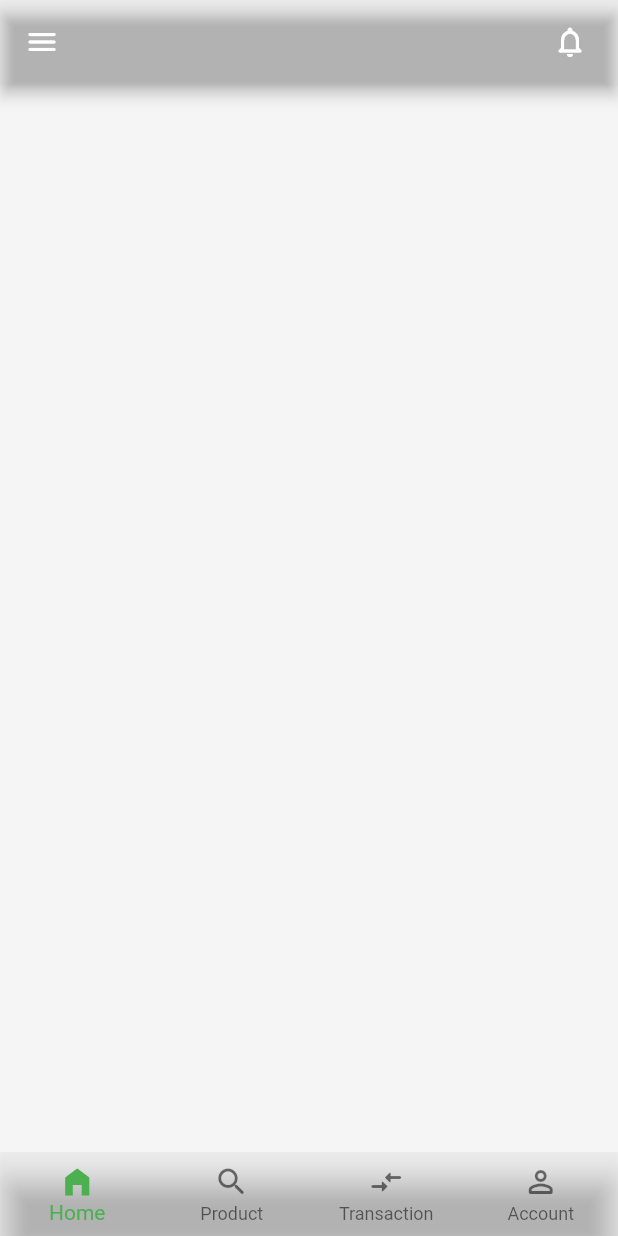
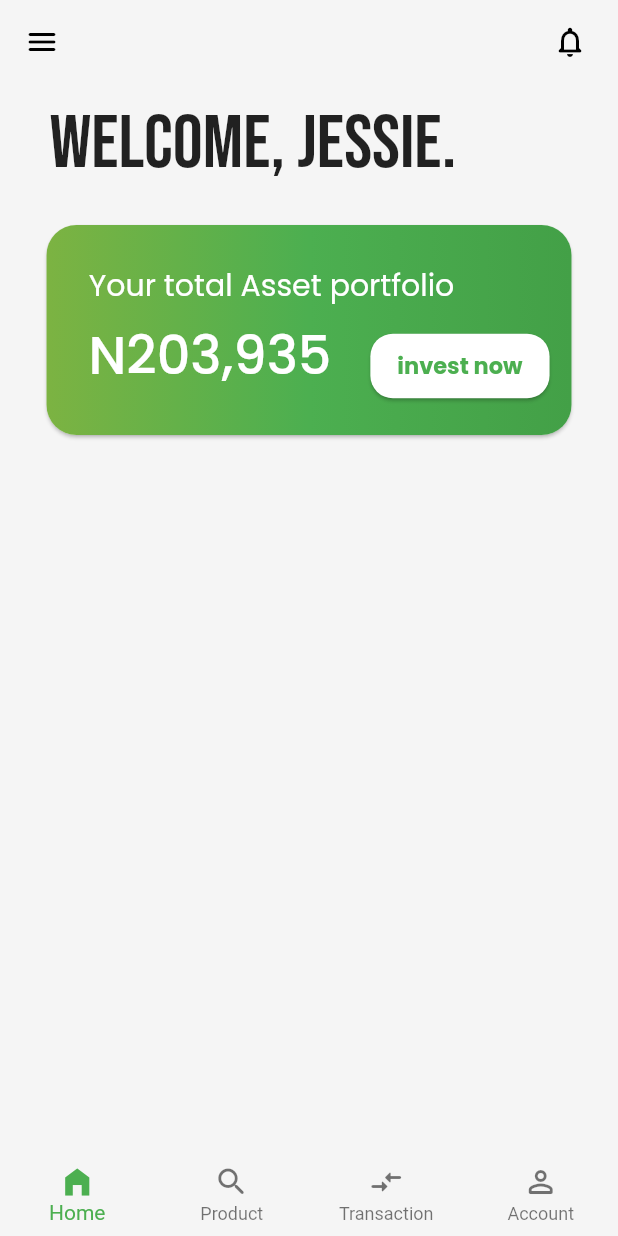
Before and after one commit to vishruth555/pyramid_app, a Flutter app: the screen it shows after launch, on a phone screen of 412 x 824 dp. Run offline on Flutter 3.47's test engine with Material 2 defaults, Android fonts, the phone set to English and light mode, and no system bars; our stand-ins replace google_fonts.

Commit message:
added the big card

```diff
--- a/lib/main.dart
+++ b/lib/main.dart
@@ -1,6 +1,7 @@
 import 'dart:ui';
 
 import 'package:flutter/material.dart';
+import 'package:google_fonts/google_fonts.dart';
 
 void main() {
   runApp(const MyApp());
@@ -19,7 +20,9 @@
       home: Scaffold(
         backgroundColor: Colors.grey.shade100,
         appBar: AppBar(
-          backgroundColor: Colors.transparent,
+          elevation: 0,
+          iconTheme: IconThemeData(color: Colors.black),
+          backgroundColor: Colors.grey.shade100,
           leading: Icon(Icons.menu_rounded),
           actions: [
             Padding(
@@ -31,7 +34,7 @@
           child: BackdropFilter(
             filter: ImageFilter.blur(sigmaX: 4, sigmaY: 4),
             child: BottomNavigationBar(
-              backgroundColor: Colors.transparent,
+              backgroundColor: Colors.grey.shade100,
               type: BottomNavigationBarType.fixed,
               items: [
                 BottomNavigationBarItem(
@@ -47,11 +50,94 @@
             ),
           ),
         ),
-        body: const Column(
+        body: Column(
           children: [
             // header text
+            Padding(
+              padding: EdgeInsets.fromLTRB(0, 10, 75, 20),
+              child: Text(
+                'Welcome, Jessie.',
+                style: GoogleFonts.bebasNeue(
+                  fontSize: 50,
+                ),
+              ),
+            ),
 
             //big card
+            Center(
+              child: Card(
+                shape: RoundedRectangleBorder(
+                    borderRadius: BorderRadius.circular(20)),
+                child: Container(
+                  height: 140,
+                  width: 350,
+                  decoration: BoxDecoration(
+                    borderRadius: BorderRadius.all(Radius.circular(20)),
+                    gradient: LinearGradient(
+                      colors: [
+                        Colors.lightGreen.shade600,
+                        Colors.green.shade500,
+                        Colors.green.shade600,
+                      ],
+                      begin: Alignment.centerLeft,
+                      end: Alignment.centerRight,
+                    ),
+                  ),
+                  child: Container(
+                    //actual content
+                    child: Padding(
+                      padding: const EdgeInsets.symmetric(
+                          horizontal: 10, vertical: 10),
+                      child: Column(
+                        children: [
+                          Padding(
+                            padding: const EdgeInsets.fromLTRB(0, 15, 50, 5),
+                            child: Text(
+                              'Your total Asset portfolio',
+                              style: GoogleFonts.poppins(
+                                fontSize: 20,
+                                color: Colors.white,
+                              ),
+                            ),
+                          ),
+                          Row(
+                            children: [
+                              Padding(
+                                padding:
+                                    const EdgeInsets.fromLTRB(18, 0, 22, 15),
+                                child: Text(
+                                  'N203,935',
+                                  style: GoogleFonts.poppins(
+                                      fontSize: 35,
+                                      color: Colors.white,
+                                      fontWeight: FontWeight.w500),
+                                ),
+                              ),
+                              Card(
+                                shape: RoundedRectangleBorder(
+                                    borderRadius: BorderRadius.circular(15)),
+                                child: Padding(
+                                  padding: const EdgeInsets.symmetric(
+                                      horizontal: 18, vertical: 10),
+                                  child: Text(
+                                    'invest now',
+                                    style: GoogleFonts.poppins(
+                                      fontSize: 15,
+                                      fontWeight: FontWeight.bold,
+                                      color: Colors.green,
+                                    ),
+                                  ),
+                                ),
+                              )
+                            ],
+                          )
+                        ],
+                      ),
+                    ),
+                  ), //declare your widget here
+                ),
+              ),
+            )
 
             //best plans which is side scrollable
 
--- a/pubspec.yaml
+++ b/pubspec.yaml
@@ -35,6 +35,7 @@
   # The following adds the Cupertino Icons font to your application.
   # Use with the CupertinoIcons class for iOS style icons.
   cupertino_icons: ^1.0.2
+  google_fonts:
 
 dev_dependencies:
   flutter_test:
```
Also changed, not shown: pubspec.lock, 1 other file.
